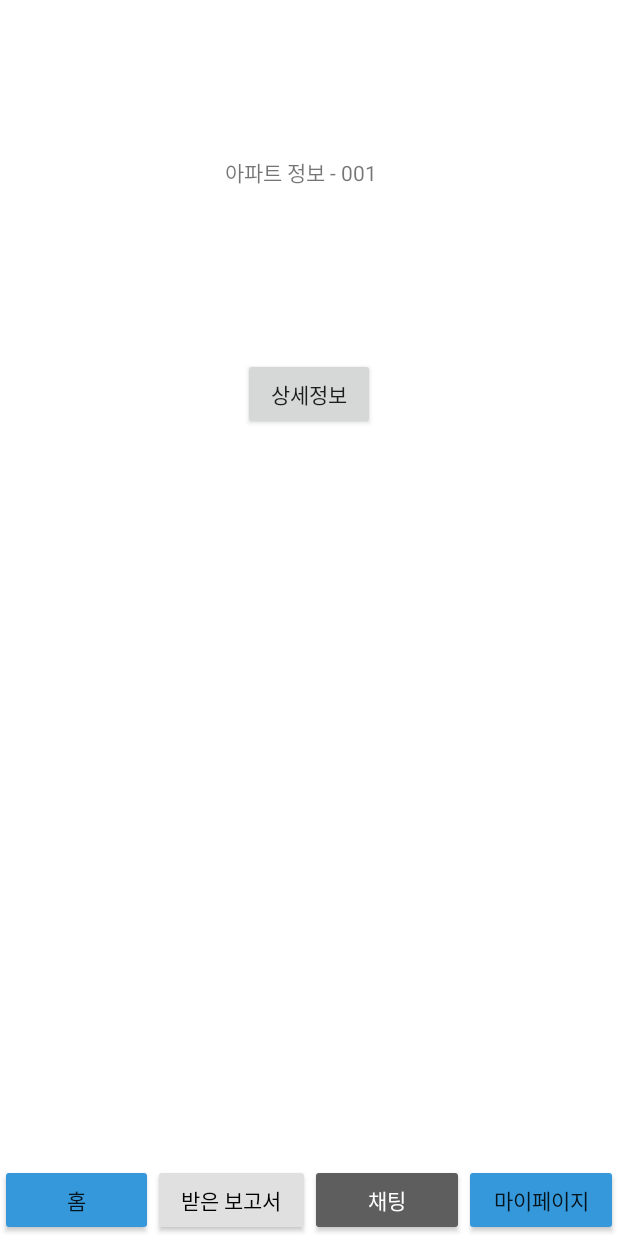
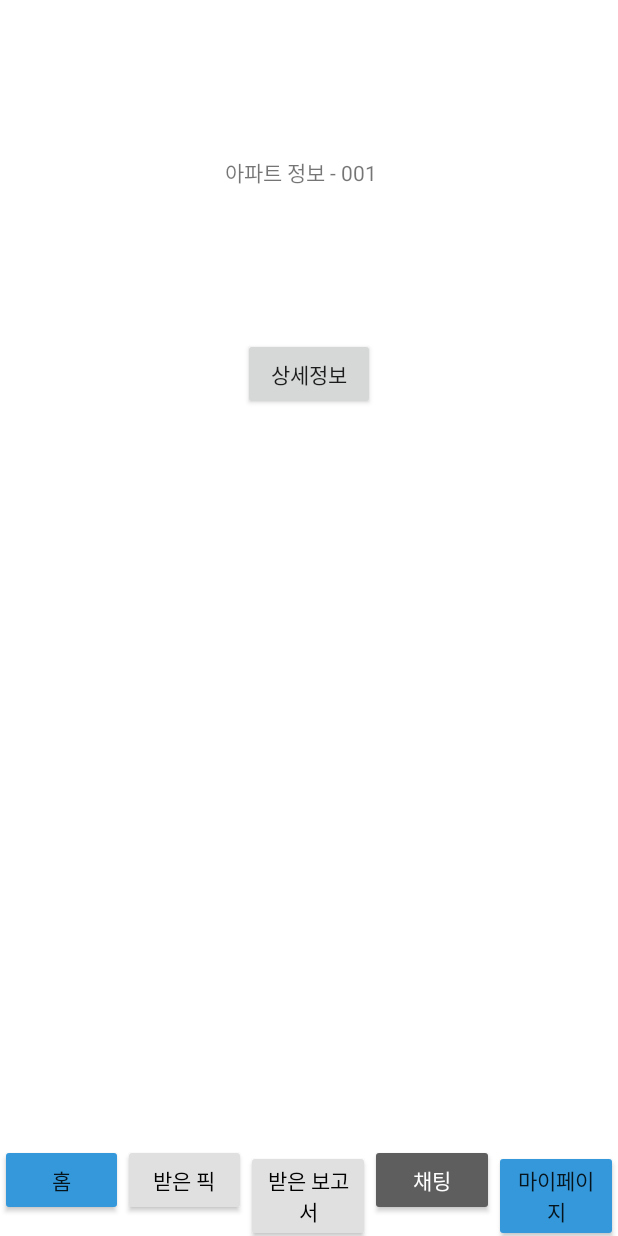
Before and after one commit to holywater98/hanzip, an Android app: the InvestorMain screen opened directly, with no data from a screen before it, on a phone screen of 412 x 824 dp. Run offline under Robolectric (Android 15) with nearby library versions, the phone set to English and light mode, and no system bars.

Commit message:
Fix frameworkbarin investor

```diff
--- a/hanzip/app/src/main/java/com/example/hanzip/investor/InvestorMain.java
+++ b/hanzip/app/src/main/java/com/example/hanzip/investor/InvestorMain.java
@@ -50,6 +50,9 @@ public class InvestorMain extends AppCompatActivity {
             case R.id.btn_fragmentD:
                 transaction.replace(R.id.frameLayout, mypage).commitAllowingStateLoss();
                 break;
+            case R.id.btn_fragmentE:
+                transaction.replace(R.id.frameLayout, mypage).commitAllowingStateLoss();
+                break;
         }
     }
 
--- a/hanzip/app/src/main/res/layout/activity_investor_main.xml
+++ b/hanzip/app/src/main/res/layout/activity_investor_main.xml
@@ -29,7 +29,7 @@
 
         <Button
             android:id="@+id/btn_fragmentA"
-            android:layout_width="wrap_content"
+            android:layout_width="0dp"
             android:layout_height="wrap_content"
             android:layout_weight="1"
             android:onClick="clickHandler"
@@ -38,7 +38,17 @@
 
         <Button
             android:id="@+id/btn_fragmentB"
-            android:layout_width="wrap_content"
+            android:layout_width="0dp"
+            android:layout_height="wrap_content"
+            android:layout_weight="1"
+            android:onClick="clickHandler"
+            android:text="받은 픽"
+            android:textColor="#020202"
+            app:backgroundTint="#E0E0E0" />
+
+        <Button
+            android:id="@+id/btn_fragmentC"
+            android:layout_width="0dp"
             android:layout_height="wrap_content"
             android:layout_weight="1"
             android:onClick="clickHandler"
@@ -47,18 +57,18 @@
             app:backgroundTint="#E0E0E0" />
 
         <Button
-            android:id="@+id/btn_fragmentC"
-            android:layout_width="wrap_content"
+            android:id="@+id/btn_fragmentD"
+            android:layout_width="0dp"
             android:layout_height="wrap_content"
             android:layout_weight="1"
             android:onClick="clickHandler"
             android:text="채팅"
             android:textColor="#FFFFFF"
-            app:backgroundTint="#5E5E5E" />
-
+            app:backgroundTint="#5E5E5E"
+             />
         <Button
-            android:id="@+id/btn_fragmentD"
-            android:layout_width="wrap_content"
+            android:id="@+id/btn_fragmentE"
+            android:layout_width="0dp"
             android:layout_height="wrap_content"
             android:layout_weight="1"
             android:onClick="clickHandler"
```
